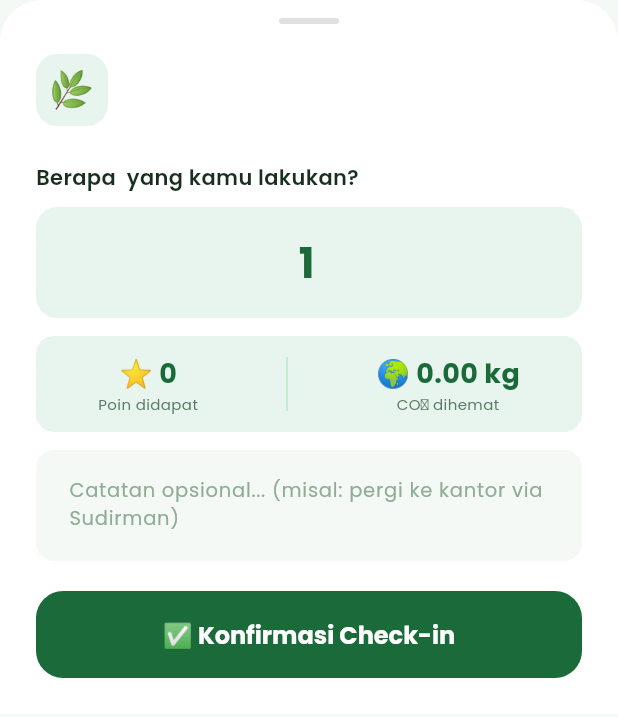
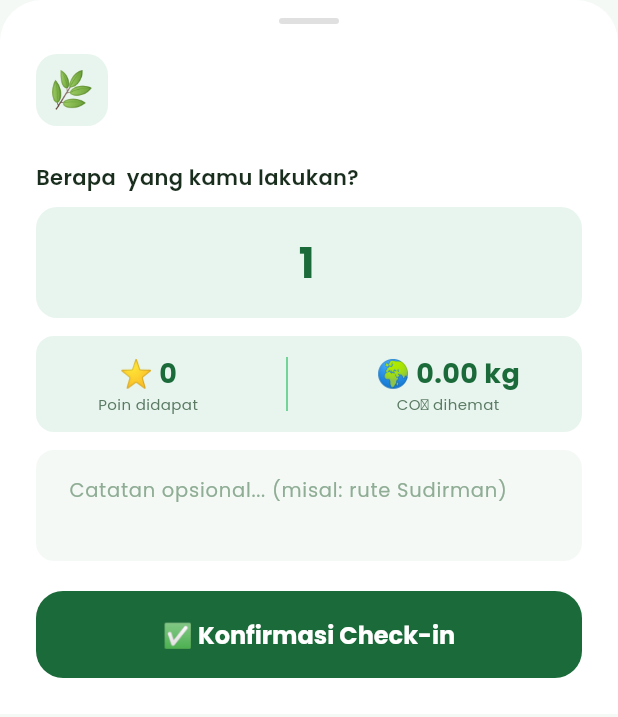
Before and after one commit to FadhilRizqi1/EcoConnect, a Flutter app: the _CheckInSheet widget shown alone on an empty page, opened directly with empty values, on a phone screen of 412 x 824 dp. Shown: the top 717 px of the screen. Run offline on Flutter 3.47's test engine with Material 3 defaults, Android fonts, the phone set to English and light mode, and no system bars; our stand-ins replace confetti, go_router, shared_preferences; accounts and stored records are empty; network calls fail.

Commit message:
fix: improve check-in sheet layout and enhance user experience

```diff
--- a/frontend/lib/features/tasks/tasks_screen.dart
+++ b/frontend/lib/features/tasks/tasks_screen.dart
@@ -2,6 +2,10 @@ import 'package:flutter/material.dart';
 import 'package:confetti/confetti.dart';
 import '../../core/theme/app_theme.dart';
 import '../../services/api_service.dart';
+
+/// Global notifier — Tasks screen broadcasts this after a successful check-in
+/// so Dashboard can listen and auto-refresh its stats. (Fix #2)
+final dashboardRefreshNotifier = ValueNotifier<DateTime?>(null);
 
 /// Layar Tugas — fetch dari /api/actions, check-in via showModalBottomSheet
 /// Fitts's Law: tombol besar di bawah
@@ -347,13 +351,16 @@ class _CheckInSheetState extends State<_CheckInSheet> {
     final estimasiPoin = (points * inputVal).round();
     final estimasiKarbon = carbon * inputVal;
 
-    return Padding(
+    // Fix 1: Wrap in SingleChildScrollView so keyboard never overflows
+    return Container(
+      decoration: const BoxDecoration(
+        color: Colors.white,
+        borderRadius: BorderRadius.vertical(top: Radius.circular(28)),
+      ),
+      // viewInsets.bottom pushes the sheet up when keyboard appears
       padding: EdgeInsets.only(bottom: MediaQuery.of(context).viewInsets.bottom),
-      child: Container(
-        decoration: const BoxDecoration(
-          color: Colors.white,
-          borderRadius: BorderRadius.vertical(top: Radius.circular(28)),
-        ),
+      child: SingleChildScrollView(
+        physics: const ClampingScrollPhysics(),
         child: Column(
           mainAxisSize: MainAxisSize.min,
           children: [
@@ -366,7 +373,7 @@ class _CheckInSheetState extends State<_CheckInSheet> {
             ),
 
             Padding(
-              padding: const EdgeInsets.symmetric(horizontal: 24),
+              padding: const EdgeInsets.fromLTRB(24, 0, 24, 24),
               child: Column(
                 crossAxisAlignment: CrossAxisAlignment.start,
                 children: [
@@ -397,7 +404,6 @@ class _CheckInSheetState extends State<_CheckInSheet> {
                   ),
 
                   const SizedBox(height: 24),
-                  // Input utama
                   Text(
                     'Berapa $unit yang kamu lakukan?',
                     style: const TextStyle(fontSize: 14, fontWeight: FontWeight.w600, fontFamily: 'Poppins', color: AppColors.textPrimary),
@@ -407,6 +413,7 @@ class _CheckInSheetState extends State<_CheckInSheet> {
                     controller: _inputCtrl,
                     keyboardType: const TextInputType.numberWithOptions(decimal: true),
                     textAlign: TextAlign.center,
+                    autofocus: false,
                     onChanged: (_) => setState(() {}),
                     style: const TextStyle(fontSize: 28, fontWeight: FontWeight.w800, color: AppColors.primaryGreen, fontFamily: 'Poppins'),
                     decoration: InputDecoration(
@@ -424,10 +431,7 @@ class _CheckInSheetState extends State<_CheckInSheet> {
                   AnimatedContainer(
                     duration: const Duration(milliseconds: 200),
                     padding: const EdgeInsets.all(12),
-                    decoration: BoxDecoration(
-                      color: AppColors.primaryGreenSoft,
-                      borderRadius: BorderRadius.circular(12),
-                    ),
+                    decoration: BoxDecoration(color: AppColors.primaryGreenSoft, borderRadius: BorderRadius.circular(12)),
                     child: Row(
                       mainAxisAlignment: MainAxisAlignment.spaceAround,
                       children: [
@@ -435,7 +439,7 @@ class _CheckInSheetState extends State<_CheckInSheet> {
                           Text('⭐ $estimasiPoin', style: const TextStyle(fontSize: 18, fontWeight: FontWeight.w800, color: AppColors.primaryGreen, fontFamily: 'Poppins')),
                           const Text('Poin didapat', style: TextStyle(fontSize: 10, color: AppColors.textSecondary, fontFamily: 'Poppins')),
                         ]),
-                        Container(width: 1, height: 36, color: AppColors.primaryGreenMint.withOpacity(0.3)),
+                        Container(width: 1, height: 36, color: AppColors.primaryGreenMint),
                         Column(children: [
                           Text('🌍 ${estimasiKarbon.toStringAsFixed(2)} kg', style: const TextStyle(fontSize: 18, fontWeight: FontWeight.w800, color: AppColors.primaryGreen, fontFamily: 'Poppins')),
                           const Text('CO₂ dihemat', style: TextStyle(fontSize: 10, color: AppColors.textSecondary, fontFamily: 'Poppins')),
@@ -450,8 +454,9 @@ class _CheckInSheetState extends State<_CheckInSheet> {
                     controller: _notesCtrl,
                     style: const TextStyle(fontFamily: 'Poppins', fontSize: 14),
                     maxLines: 2,
+                    textInputAction: TextInputAction.done,
                     decoration: InputDecoration(
-                      hintText: 'Catatan opsional... (misal: pergi ke kantor via Sudirman)',
+                      hintText: 'Catatan opsional... (misal: rute Sudirman)',
                       hintStyle: const TextStyle(color: AppColors.textMuted, fontFamily: 'Poppins', fontSize: 13),
                       filled: true,
                       fillColor: AppColors.backgroundLight,
@@ -465,7 +470,6 @@ class _CheckInSheetState extends State<_CheckInSheet> {
                   ],
 
                   const SizedBox(height: 20),
-                  // Fitts's Law: tombol besar penuh
                   ElevatedButton(
                     onPressed: _submitting ? null : _submit,
                     style: ElevatedButton.styleFrom(
@@ -479,7 +483,6 @@ class _CheckInSheetState extends State<_CheckInSheet> {
                         ? const SizedBox(width: 24, height: 24, child: CircularProgressIndicator(color: Colors.white, strokeWidth: 2.5))
                         : const Text('✅ Konfirmasi Check-in', style: TextStyle(fontSize: 16, fontWeight: FontWeight.w700, fontFamily: 'Poppins')),
                   ),
-                  const SizedBox(height: 24),
                 ],
               ),
             ),
```
